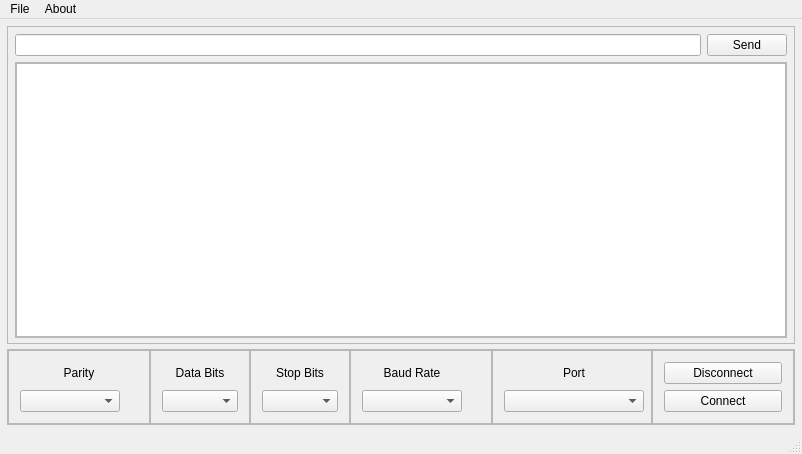
Qt form forms/mainwindow.ui (tlewiscpp/QSerialTerminal) before a commit.
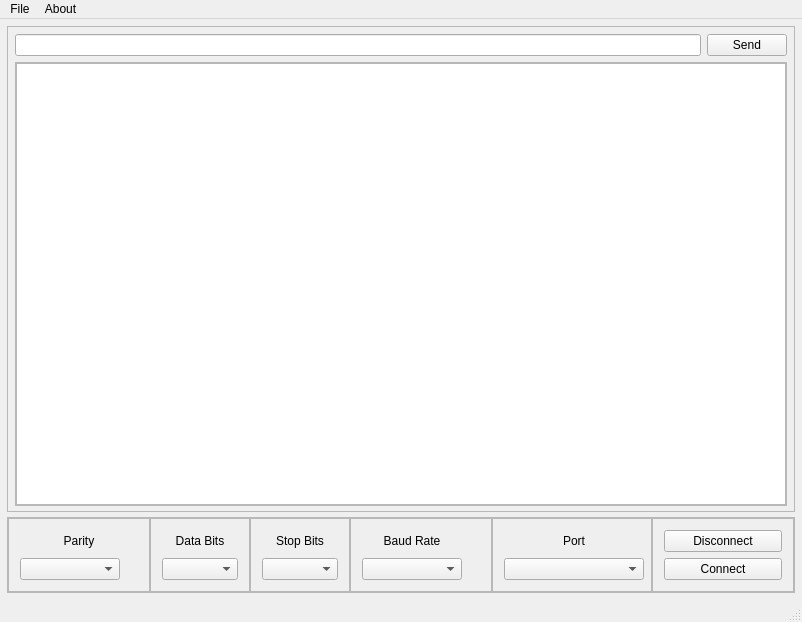
The same form after that commit. Custom widgets are drawn as their Qt base class.

Patch:
```diff
--- a/forms/mainwindow.ui
+++ b/forms/mainwindow.ui
@@ -7,7 +7,7 @@
     <x>0</x>
     <y>0</y>
     <width>802</width>
-    <height>454</height>
+    <height>622</height>
    </rect>
   </property>
   <property name="sizePolicy">
@@ -87,7 +87,7 @@
             <x>0</x>
             <y>0</y>
             <width>770</width>
-            <height>254</height>
+            <height>422</height>
            </rect>
           </property>
           <layout class="QGridLayout" name="scrollAreaGridLayout">
@@ -114,6 +114,12 @@
                <height>0</height>
               </size>
              </property>
+             <property name="font">
+              <font>
+               <family>DejaVu Sans Mono</family>
+               <pointsize>9</pointsize>
+              </font>
+             </property>
             </widget>
            </item>
           </layout>
```
